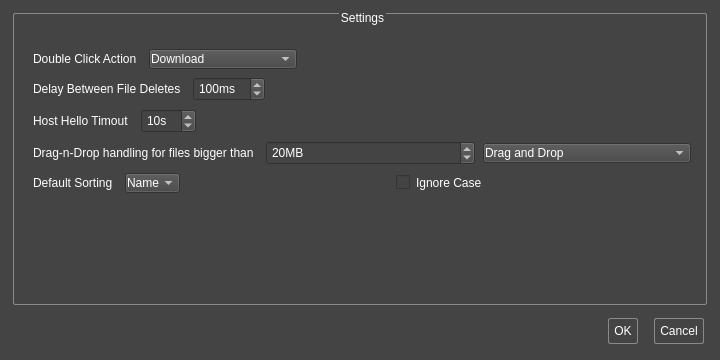
This is ApolloExplorerPC/dialogpreferences.ui in ronybeck/ApolloExplorer as Qt 5 draws it before an edit. The edited form follows.
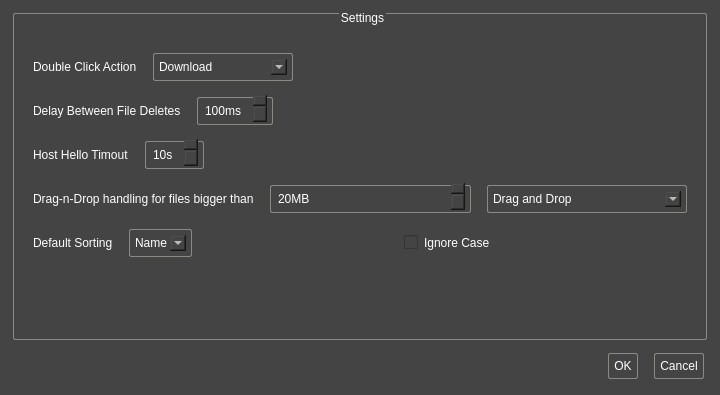
This is the edited form. Icons and pictures are not drawn.

Commit message: - Corrected the look of the preferences window under Windows so it looks asthetically correct - Corrected the about window propotions - Added icon to the Exe

Diff of the .ui file:
```diff
--- a/ApolloExplorerPC/dialogpreferences.ui
+++ b/ApolloExplorerPC/dialogpreferences.ui
@@ -7,7 +7,7 @@
     <x>0</x>
     <y>0</y>
     <width>720</width>
-    <height>360</height>
+    <height>395</height>
    </rect>
   </property>
   <property name="sizePolicy">
@@ -25,7 +25,7 @@
   <property name="maximumSize">
    <size>
     <width>720</width>
-    <height>360</height>
+    <height>395</height>
    </size>
   </property>
   <property name="windowTitle">
@@ -63,6 +63,24 @@
     border-radius: 2px;
 	text-align: center;
 }
+QComboBox
+{
+	margin: 5px;
+	padding: 5px;
+	border: 1px solid rgb(136, 138, 133);
+    border-radius: 2px;
+	text-align: center;
+}
+
+QSpinBox
+{
+	margin: 5px;
+	padding: 5px;
+	border: 1px solid rgb(136, 138, 133);
+    border-radius: 2px;
+	text-align: center;
+}
+
 QPushButton::pressed
 {
 	background-color: #555555;
```
The commit also changes 3 other files.
